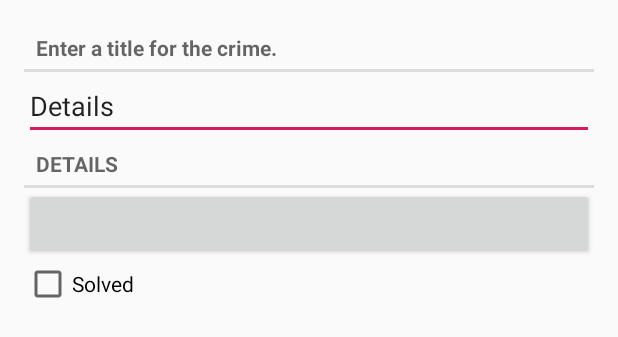
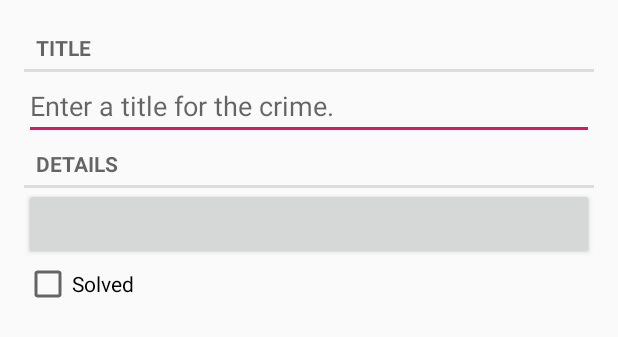
Before and after one commit to farvater11/CriminalIntent, an Android app: the layout fragmen_crime.xml on its own in the app's theme, with its tools: preview values and no code run, on a phone screen of 412 x 824 dp. Shown: the top 337 px of the screen. Run offline under Robolectric (Android 15) with nearby library versions, the phone set to English and light mode, and no system bars.

Commit message:
chapter 7 done

```diff
--- a/app/src/main/java/com/example/farvater/criminalintent/CrimeFragment.java
+++ b/app/src/main/java/com/example/farvater/criminalintent/CrimeFragment.java
@@ -27,6 +27,7 @@ public class CrimeFragment extends Fragment {
     @Override
     public void onCreate(@Nullable Bundle savedInstanceState) {
         super.onCreate(savedInstanceState);
+        mCrime = new Crime();
     }
 
     @Nullable
@@ -34,8 +35,6 @@ public class CrimeFragment extends Fragment {
     public View onCreateView(@NonNull LayoutInflater inflater, @Nullable ViewGroup container,
                              @Nullable Bundle savedInstanceState) {
         View v = inflater.inflate(R.layout.fragmen_crime, container, false);
-
-        //return super.onCreateView(inflater, container, savedInstanceState);
 
         mTitleField = (EditText) v.findViewById(R.id.crime_title);
         mTitleField.addTextChangedListener(new TextWatcher() {
--- a/app/src/main/res/layout/fragmen_crime.xml
+++ b/app/src/main/res/layout/fragmen_crime.xml
@@ -9,12 +9,12 @@
         style="?android:listSeparatorTextViewStyle"
         android:layout_width="match_parent"
         android:layout_height="wrap_content"
-        android:hint="@string/crime_title_hint"/>
+        android:text="@string/crime_title_label"/>
     <EditText
         android:id="@+id/crime_title"
         android:layout_width="match_parent"
         android:layout_height="wrap_content"
-        android:text="@string/crime_details_label"/>
+        android:hint="@string/crime_title_hint"/>
     <TextView
         style="?android:listSeparatorTextViewStyle"
         android:layout_width="match_parent"
--- a/build.gradle
+++ b/build.gradle
@@ -7,7 +7,7 @@ buildscript {
         jcenter()
     }
     dependencies {
-        classpath 'com.android.tools.build:gradle:3.2.1'
+        classpath 'com.android.tools.build:gradle:3.3.0'
 
 
         // NOTE: Do not place your application dependencies here; they belong
```
Also changed, not shown: app/src/main/java/com/example/farvater/criminalintent/CrimeActivity.java (+12 -0 lines), gradle/wrapper/gradle-wrapper.properties.
